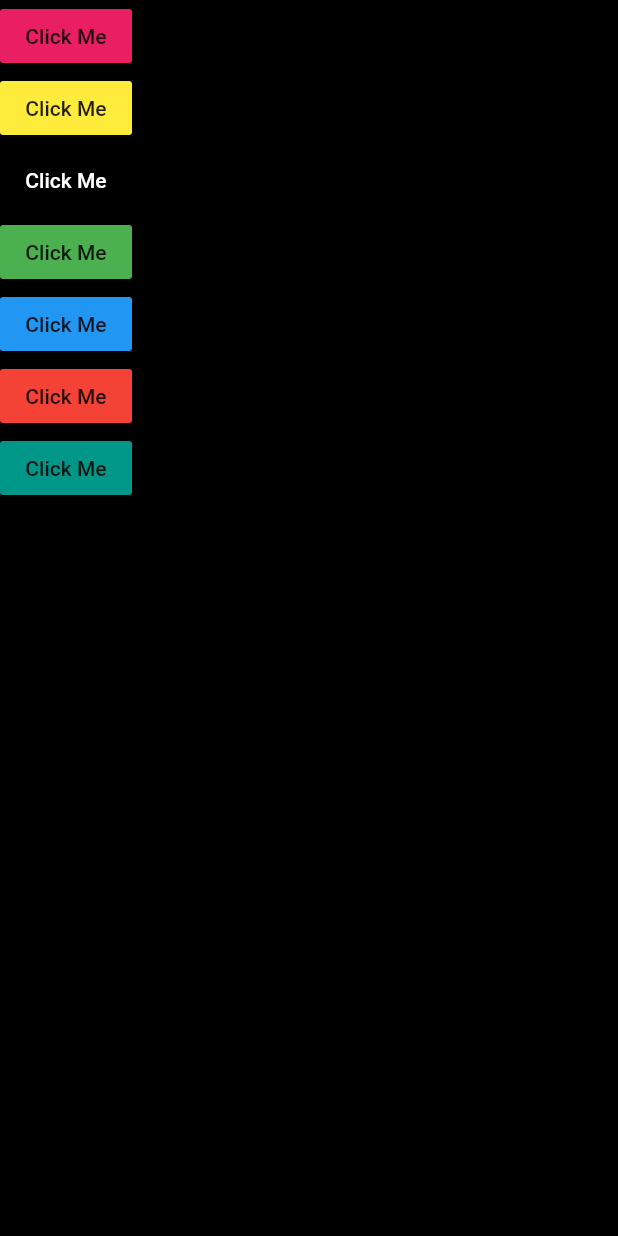
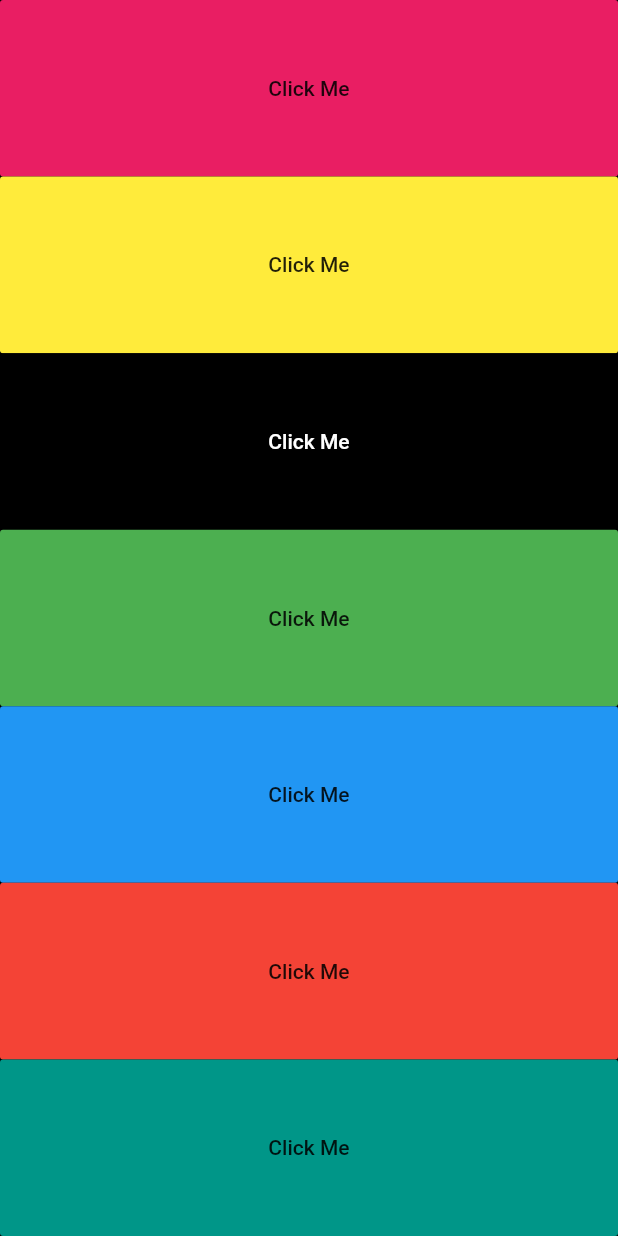
Before and after one commit to OdongoWaga/Xylophone, a Flutter app: the screen it shows after launch, on a phone screen of 412 x 824 dp. Run offline on Flutter 3.47's test engine with Material 2 defaults, Android fonts, the light colour scheme and no system bars; our stand-ins replace audioplayers.

Commit message:
Expanded widgets

```diff
--- a/lib/main.dart
+++ b/lib/main.dart
@@ -16,22 +16,28 @@ class XylophoneApp extends StatelessWidget {
         backgroundColor: Colors.black,
         body: SafeArea(
           child: Column(
+            crossAxisAlignment: CrossAxisAlignment.stretch,
             children: <Widget>[
-              FlatButton(
+              Expanded(
+                child: FlatButton(
                   onPressed: () {
                     playSound(1);
                   },
                   color: Colors.pink,
                   child: Text('Click Me'),
                 ),
-              FlatButton(
+              ),
+              Expanded(
+                child: FlatButton(
                   onPressed: () {
                     playSound(2);
                   },
                   color: Colors.yellow,
                   child: Text('Click Me'),
                 ),
-              FlatButton(
+              ),
+              Expanded(
+                child: FlatButton(
                   onPressed: () {
                     playSound(3);
                   },
@@ -39,33 +45,42 @@ class XylophoneApp extends StatelessWidget {
                   textColor: Colors.white,
                   child: Text('Click Me'),
                 ),
-              FlatButton(
+              ),
+              Expanded(
+                child: FlatButton(
                   onPressed: () {
                     playSound(4);
                   },
                   color: Colors.green,
                   child: Text('Click Me'),
                 ),
-              FlatButton(
+              ),
+              Expanded(
+                child: FlatButton(
                   onPressed: () {
                     playSound(5);
                   },
                   color: Colors.blue,
                   child: Text('Click Me'),
                 ),
-              FlatButton(
+              ),
+              Expanded(
+                child: FlatButton(
                   onPressed: () {
                     playSound(6);
                   },
                   color: Colors.red,
                   child: Text('Click Me'),
                 ),
-              FlatButton(
+              ),
+              Expanded(
+                child: FlatButton(
                   onPressed: () {
                     playSound(7);
                   },
                   color: Colors.teal,
                   child: Text('Click Me'),
+                ),
               )
             ],
           ),
```
Lines whose indentation alone changed are shown as unchanged.
